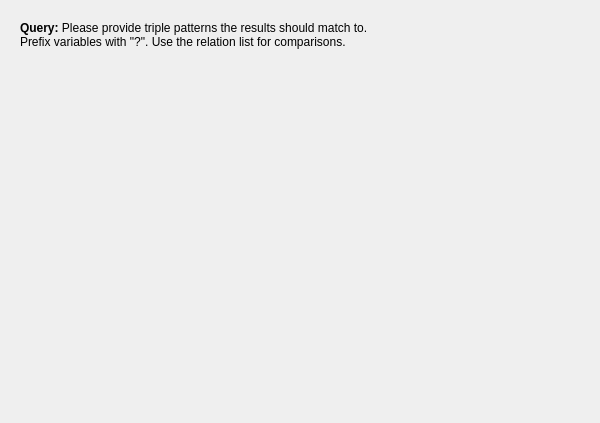
This is vqbform.ui in sarslanhan/vqb as Qt 5 draws it before an edit. The edited form follows.
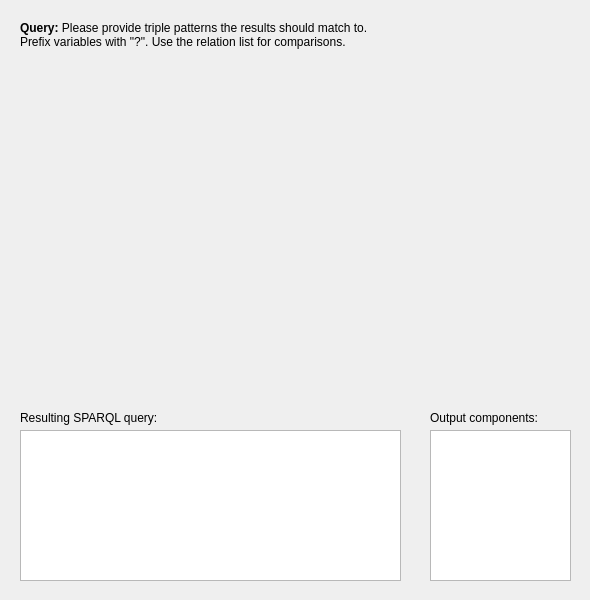
This is the edited form.

Commit message: Implemented *output part* and *attach constraint*

```diff
--- a/vqbform.ui
+++ b/vqbform.ui
@@ -6,8 +6,8 @@
    <rect>
     <x>0</x>
     <y>0</y>
-    <width>600</width>
-    <height>423</height>
+    <width>590</width>
+    <height>600</height>
    </rect>
   </property>
   <property name="windowTitle">
@@ -31,6 +31,63 @@
 &lt;p style=&quot; margin-top:0px; margin-bottom:0px; margin-left:0px; margin-right:0px; -qt-block-indent:0; text-indent:0px;&quot;&gt;Prefix variables with &quot;?&quot;. Use the relation list for comparisons.&lt;/p&gt;&lt;/body&gt;&lt;/html&gt;</string>
    </property>
   </widget>
+  <widget class="QWidget" name="verticalLayoutWidget">
+   <property name="geometry">
+    <rect>
+     <x>20</x>
+     <y>60</y>
+     <width>551</width>
+     <height>341</height>
+    </rect>
+   </property>
+   <layout class="QVBoxLayout" name="verticalLayout"/>
+  </widget>
+  <widget class="QTextEdit" name="queryViewer">
+   <property name="geometry">
+    <rect>
+     <x>20</x>
+     <y>430</y>
+     <width>381</width>
+     <height>151</height>
+    </rect>
+   </property>
+  </widget>
+  <widget class="QPlainTextEdit" name="outputList">
+   <property name="geometry">
+    <rect>
+     <x>430</x>
+     <y>430</y>
+     <width>141</width>
+     <height>151</height>
+    </rect>
+   </property>
+  </widget>
+  <widget class="QLabel" name="label_2">
+   <property name="geometry">
+    <rect>
+     <x>20</x>
+     <y>410</y>
+     <width>191</width>
+     <height>16</height>
+    </rect>
+   </property>
+   <property name="text">
+    <string>Resulting SPARQL query:</string>
+   </property>
+  </widget>
+  <widget class="QLabel" name="label_3">
+   <property name="geometry">
+    <rect>
+     <x>430</x>
+     <y>410</y>
+     <width>131</width>
+     <height>16</height>
+    </rect>
+   </property>
+   <property name="text">
+    <string>Output components:</string>
+   </property>
+  </widget>
  </widget>
  <layoutdefault spacing="6" margin="11"/>
  <resources/>
```
Left out of the diff: 3 changed lines with no effect on the pictures. The commit also changes 8 other files.
